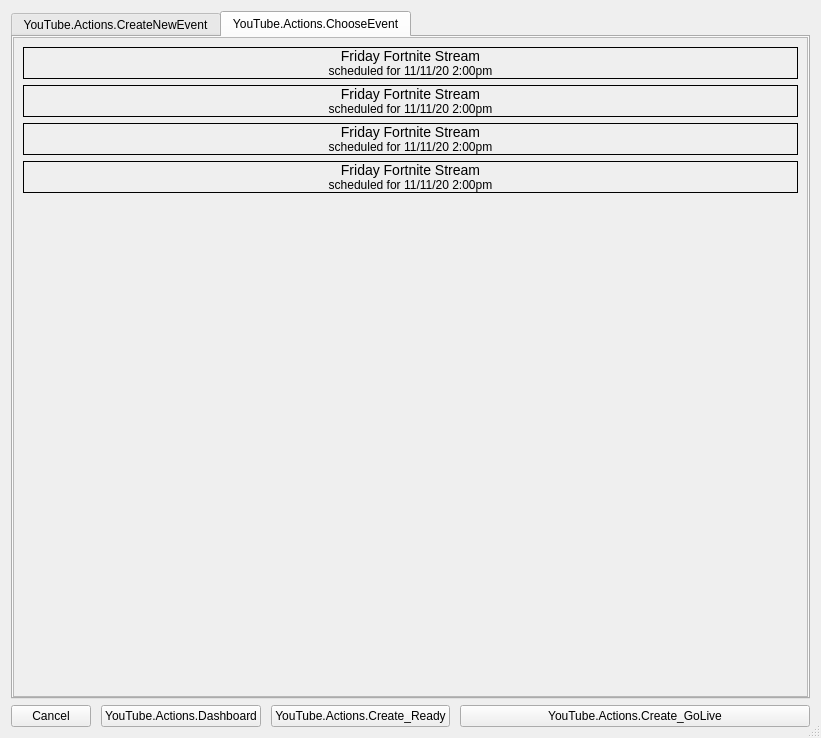
Above: engine/obs-studio/frontend/forms/OBSYoutubeActions.ui from darylbwickham-design/pulse-weaver-studio before the change. Below: the same form after it.
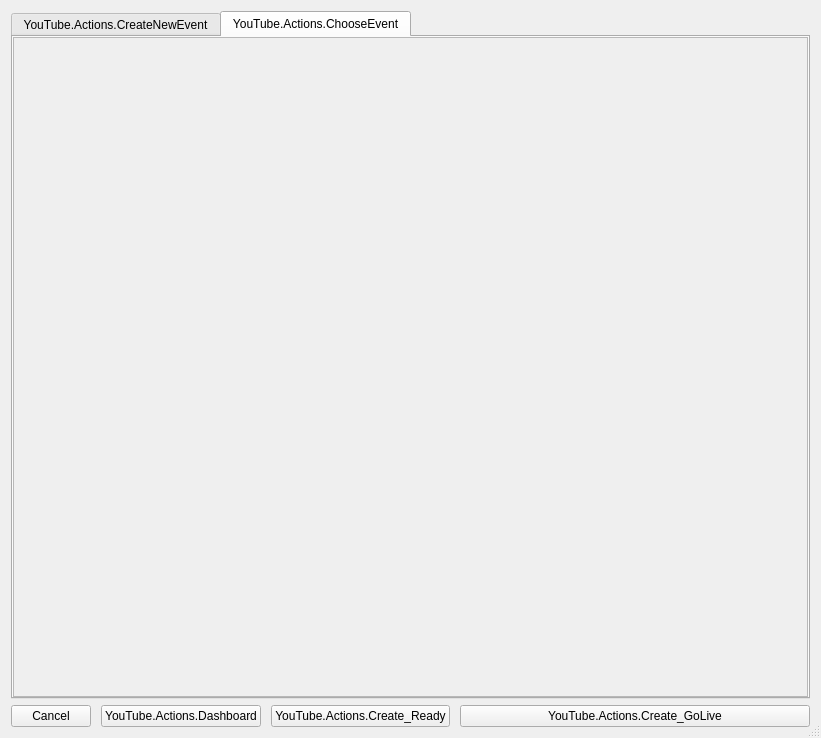
That is the form after the change. The open tabs and pages were chosen to show the change. Custom widgets are drawn as their Qt base class.

Patch:
```diff
--- a/engine/obs-studio/frontend/forms/OBSYoutubeActions.ui
+++ b/engine/obs-studio/frontend/forms/OBSYoutubeActions.ui
@@ -531,84 +531,7 @@
             <verstretch>0</verstretch>
            </sizepolicy>
           </property>
-          <layout class="QVBoxLayout" name="verticalLayout_4">
-           <item>
-            <widget class="QLabel" name="label_11">
-             <property name="styleSheet">
-              <string notr="true">border: 1px solid black;</string>
-             </property>
-             <property name="text">
-              <string>&lt;big&gt;Friday Fortnite Stream&lt;/big&gt;&lt;br/&gt;scheduled for 11/11/20 2:00pm</string>
-             </property>
-             <property name="textFormat">
-              <enum>Qt::RichText</enum>
-             </property>
-             <property name="alignment">
-              <set>Qt::AlignCenter</set>
-             </property>
-             <property name="margin">
-              <number>4</number>
-             </property>
-            </widget>
-           </item>
-           <item>
-            <widget class="QLabel" name="label_12">
-             <property name="styleSheet">
-              <string notr="true">border: 1px solid black;</string>
-             </property>
-             <property name="text">
-              <string>&lt;big&gt;Friday Fortnite Stream&lt;/big&gt;&lt;br/&gt;scheduled for 11/11/20 2:00pm</string>
-             </property>
-             <property name="textFormat">
-              <enum>Qt::RichText</enum>
-             </property>
-             <property name="alignment">
-              <set>Qt::AlignCenter</set>
-             </property>
-             <property name="margin">
-              <number>4</number>
-             </property>
-            </widget>
-           </item>
-           <item>
-            <widget class="QLabel" name="label_13">
-             <property name="styleSheet">
-              <string notr="true">border: 1px solid black;</string>
-             </property>
-             <property name="text">
-              <string>&lt;big&gt;Friday Fortnite Stream&lt;/big&gt;&lt;br/&gt;scheduled for 11/11/20 2:00pm</string>
-             </property>
-             <property name="textFormat">
-              <enum>Qt::RichText</enum>
-             </property>
-             <property name="alignment">
-              <set>Qt::AlignCenter</set>
-             </property>
-             <property name="margin">
-              <number>4</number>
-             </property>
-            </widget>
-           </item>
-           <item>
-            <widget class="QLabel" name="label_14">
-             <property name="styleSheet">
-              <string notr="true">border: 1px solid black;</string>
-             </property>
-             <property name="text">
-              <string>&lt;big&gt;Friday Fortnite Stream&lt;/big&gt;&lt;br/&gt;scheduled for 11/11/20 2:00pm</string>
-             </property>
-             <property name="textFormat">
-              <enum>Qt::RichText</enum>
-             </property>
-             <property name="alignment">
-              <set>Qt::AlignCenter</set>
-             </property>
-             <property name="margin">
-              <number>4</number>
-             </property>
-            </widget>
-           </item>
-          </layout>
+          <layout class="QVBoxLayout" name="verticalLayout_4"/>
          </widget>
         </widget>
        </item>
```
